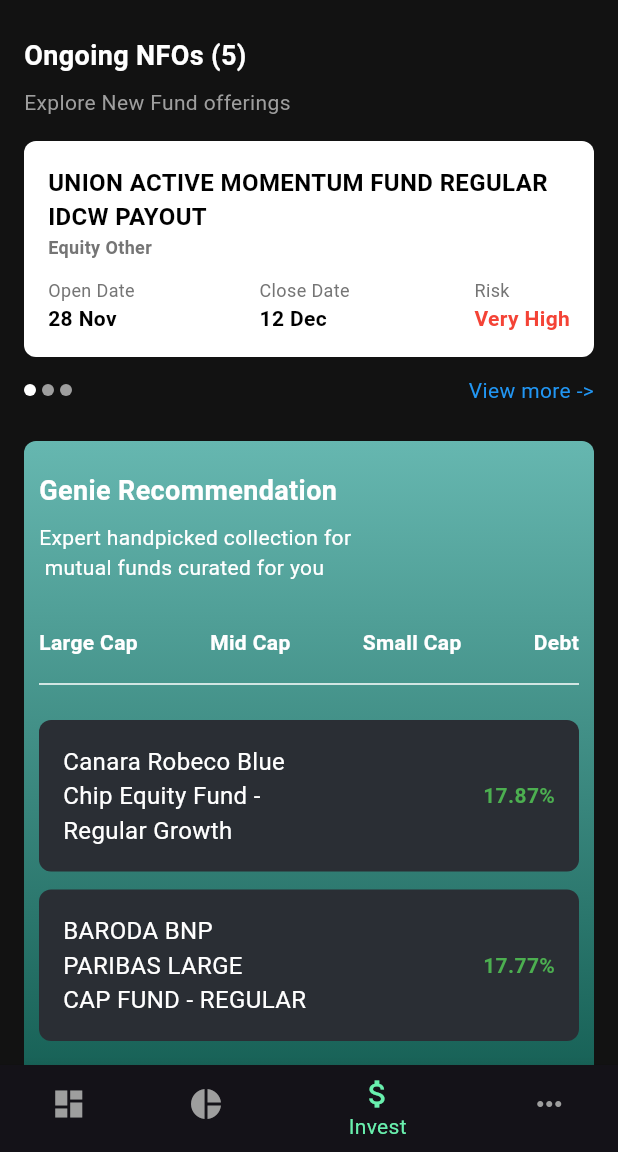
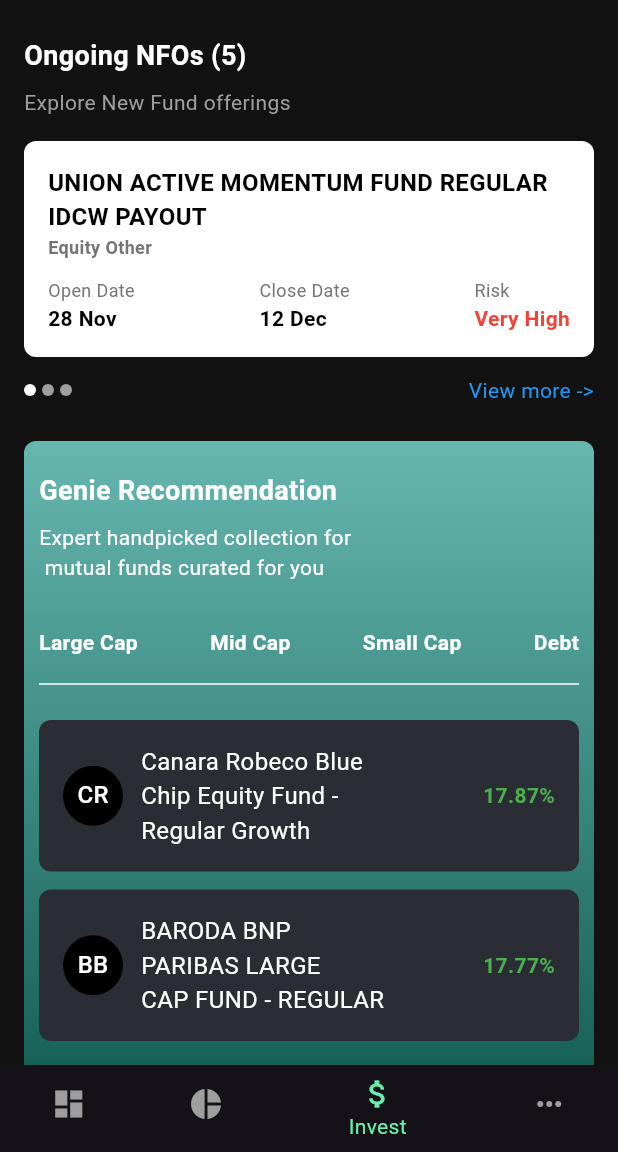
Before and after one commit to Paul-sharon/Funds-Genie, a Flutter app: the Invest screen opened directly, on a phone screen of 412 x 824 dp, the part 84-1236 px from its top. Run offline on Flutter 3.47's test engine with Material 3 defaults, Android fonts, the phone set to English and light mode, and no system bars.

Commit message:
CR & BR avatar done

```diff
--- a/lib/invest/invest.dart
+++ b/lib/invest/invest.dart
@@ -216,10 +216,12 @@
               Divider(color: Colors.white),
               SizedBox(height: 16),
               RecommendationTile(
+                avatarText: 'CR', // CircleAvatar text for the first tile
                 fundName: 'Canara Robeco Blue \nChip Equity Fund - \nRegular Growth',
                 returnPercentage: '17.87%',
               ),
               RecommendationTile(
+                avatarText: 'BB', // CircleAvatar text for the second tile
                 fundName: 'BARODA BNP \nPARIBAS LARGE \nCAP FUND - REGULAR',
                 returnPercentage: '17.77%',
               ),
@@ -287,10 +289,15 @@
 }
 
 class RecommendationTile extends StatelessWidget {
+  final String avatarText; // New parameter for CircleAvatar text
   final String fundName;
   final String returnPercentage;
 
-  RecommendationTile({required this.fundName, required this.returnPercentage});
+  RecommendationTile({
+    required this.avatarText,
+    required this.fundName,
+    required this.returnPercentage,
+  });
 
   @override
   Widget build(BuildContext context) {
@@ -306,11 +313,26 @@
           mainAxisAlignment: MainAxisAlignment.spaceBetween,
           children: [
             Expanded(
-              child: Text(
-                fundName,
-                style: TextStyle(color: Colors.white, fontSize: 16),
-                maxLines: 3,
-                overflow: TextOverflow.ellipsis,
+              child: Row(
+                crossAxisAlignment: CrossAxisAlignment.center,
+                children: [
+                  CircleAvatar(
+                    backgroundColor: Colors.black,
+                    child: Text(
+                      avatarText,
+                      style: TextStyle(color: Colors.white),
+                    ),
+                  ),
+                  SizedBox(width: 12), // Space between avatar and text
+                  Expanded(
+                    child: Text(
+                      fundName,
+                      style: TextStyle(color: Colors.white, fontSize: 16),
+                      maxLines: 3,
+                      overflow: TextOverflow.ellipsis,
+                    ),
+                  ),
+                ],
               ),
             ),
             SizedBox(width: 12),
```
